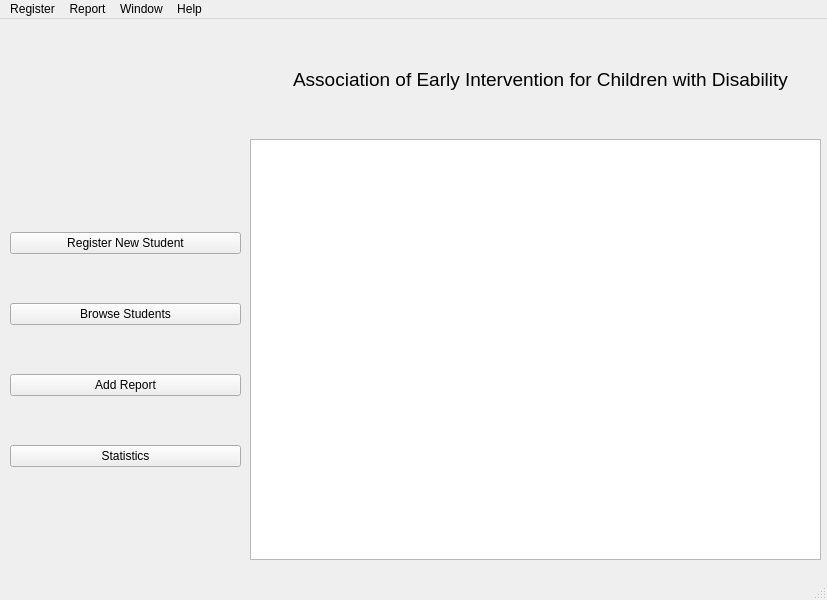
PrimalSystemStudio/StudentManagement, file landing.ui: the form before one commit.
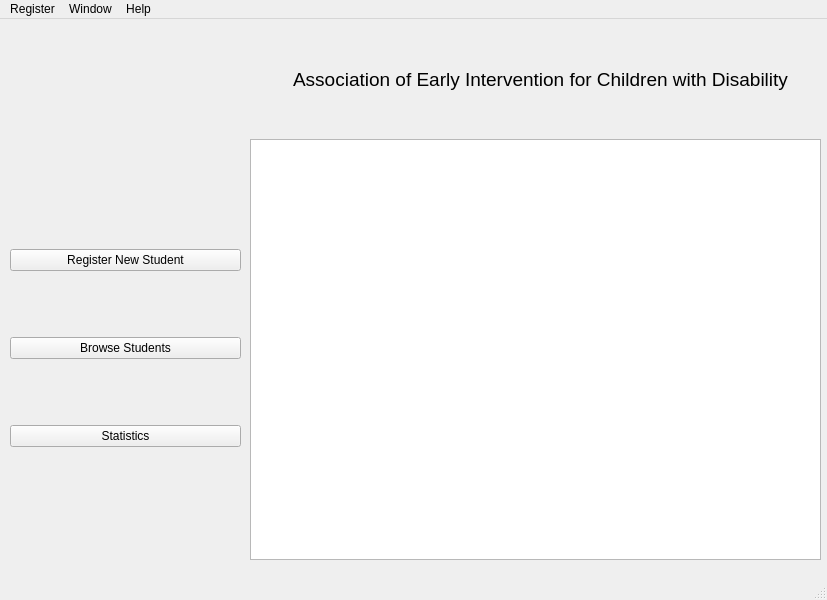
The form after the commit.

Commit message: Removed "add report" from landing page

```diff
--- a/landing.ui
+++ b/landing.ui
@@ -44,13 +44,6 @@
        </property>
       </widget>
      </item>
-     <item>
-      <widget class="QPushButton" name="reportButton">
-       <property name="text">
-        <string>Add Report</string>
-       </property>
-      </widget>
-     </item>
      <item>
       <widget class="QPushButton" name="statsButton">
        <property name="text">
@@ -110,13 +103,6 @@
      <height>22</height>
     </rect>
    </property>
-   <widget class="QMenu" name="menuReport">
-    <property name="title">
-     <string>Report</string>
-    </property>
-    <addaction name="actionAdd_report"/>
-    <addaction name="actionView_reports"/>
-   </widget>
    <widget class="QMenu" name="menuRegister">
     <property name="title">
      <string>Register</string>
@@ -139,7 +125,6 @@
     <addaction name="actionAbout"/>
    </widget>
    <addaction name="menuRegister"/>
-   <addaction name="menuReport"/>
    <addaction name="menuWindow"/>
    <addaction name="menuHelp"/>
   </widget>
```
Left out of the diff: 58 changed lines with no effect on the pictures. The commit also changes 1 other file.
